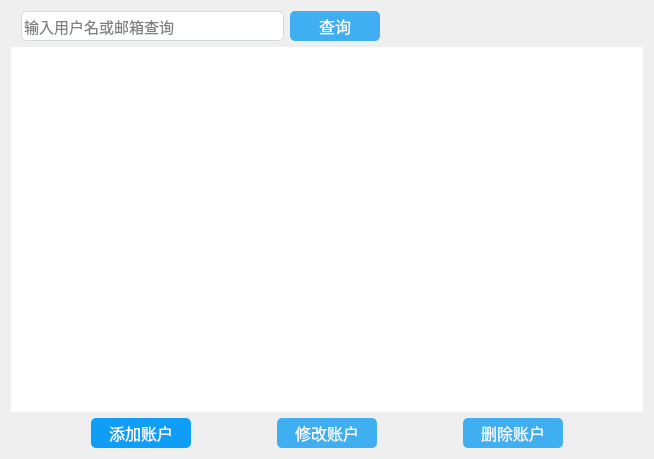
This is accountManage/accountdlg.ui in wwkl3385/ManagementTool as Qt 5 draws it before an edit. The edited form follows.
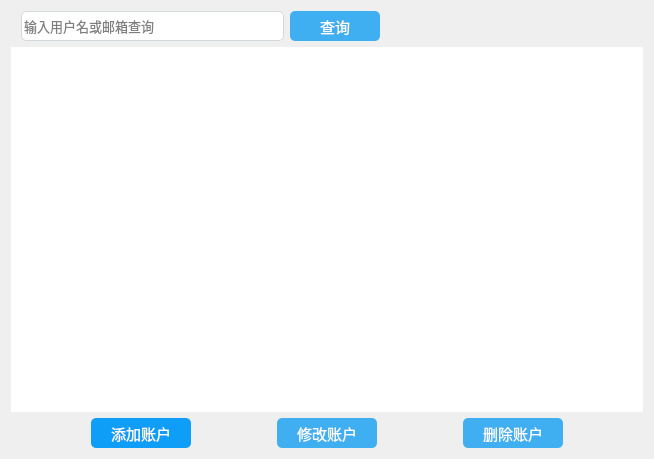
This is the edited form. Icons and pictures are not drawn.

```diff
--- a/accountManage/accountdlg.ui
+++ b/accountManage/accountdlg.ui
@@ -14,10 +14,9 @@
    <string>Dialog</string>
   </property>
   <property name="styleSheet">
-   <string notr="true">
-color: rgb(20,68,106);
-border-radius:10px;
-font:15pt;
+   <string notr="true">color: black;
+border-radius:3px;
+font:10pt;
 font-family:Microsoft Yahei;</string>
   </property>
   <layout class="QGridLayout" name="gridLayout">
@@ -43,14 +42,14 @@
       <widget class="QLineEdit" name="searchLineEdit">
        <property name="minimumSize">
         <size>
-         <width>50</width>
+         <width>45</width>
          <height>30</height>
         </size>
        </property>
        <property name="font">
         <font>
          <family>Microsoft Yahei</family>
-         <pointsize>11</pointsize>
+         <pointsize>10</pointsize>
          <weight>50</weight>
          <italic>false</italic>
          <bold>false</bold>
@@ -64,7 +63,7 @@
 background-color: rgb(255,255,255);
 color: rgb(0, 0, 0);
 border-radius:5px;
-font:11pt;
+font:10pt;
 font-family:Microsoft Yahei;
 border:1px solid #d3dadd;
 }
@@ -104,7 +103,7 @@
     color:white;
     background-color:#40aff1;
     border-radius:5px;
-	font: 12pt;
+	font: 11pt;
 }
 
 QPushButton:hover
@@ -215,7 +214,7 @@
     color:white;
     background-color:#0f9ef7;
     border-radius:5px;
-	font: 12pt;
+	font: 11pt;
 }
 
 QPushButton:hover
@@ -275,7 +274,7 @@
     color:white;
     background-color:#40aff1;
     border-radius:5px;
-	font: 12pt;
+	font: 11pt;
 }
 
 QPushButton:hover
@@ -335,7 +334,7 @@
     color:white;
     background-color:#40aff1;
     border-radius:5px;
-	font: 12pt;
+	font: 11pt;
 }
 
 QPushButton:hover
```
Left out of the diff: 6 changed lines with no effect on the pictures.
